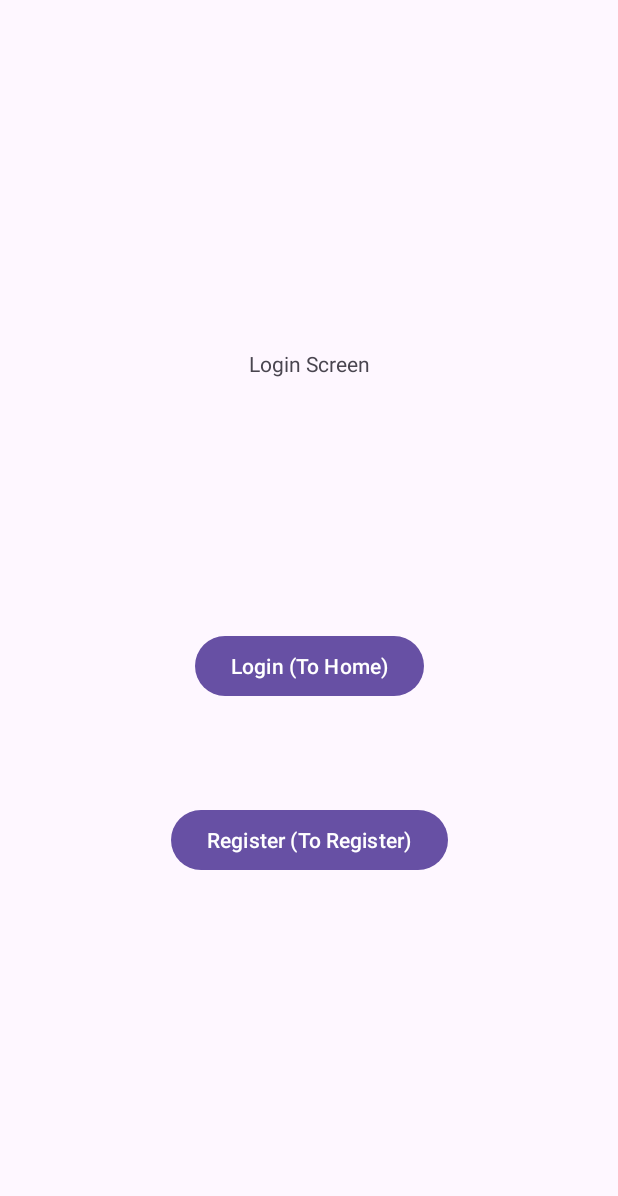
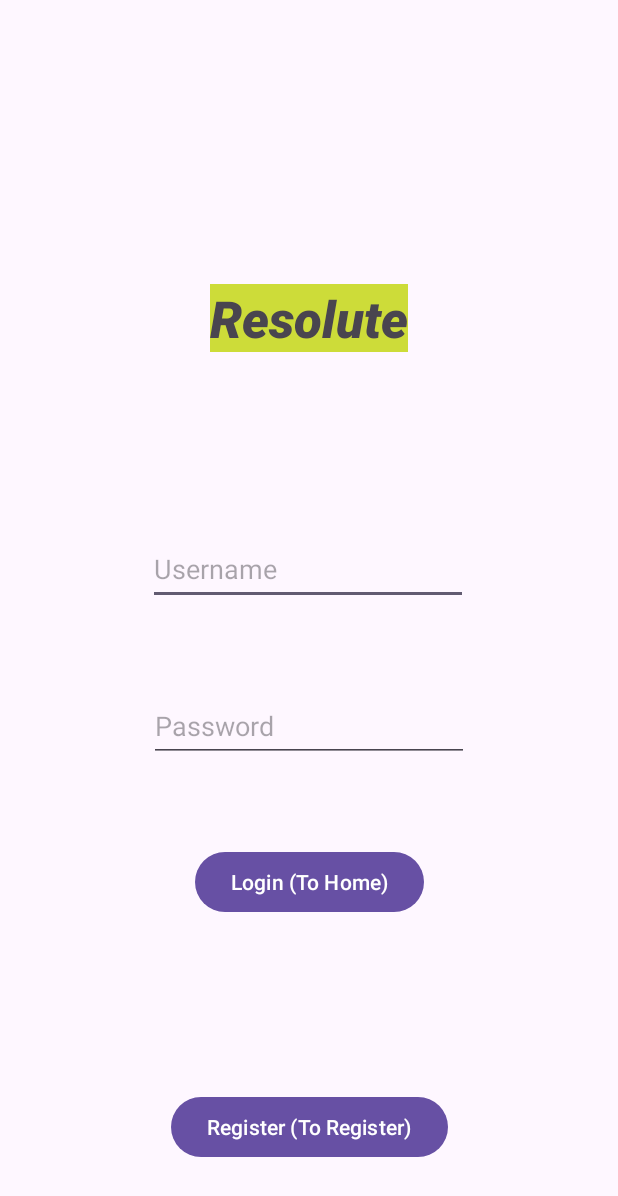
Before and after one commit to COSC481W-2024Winter/ResoluteApp, an Android app: the screen it shows after launch (MainActivity), on a phone screen of 412 x 824 dp. Shown: the top 1196 px of the screen. Run offline under Robolectric (Android 15) with nearby library versions, the phone set to English and light mode, and no system bars; our stand-ins replace navigation-ui.

Commit message:
feat: Add username/password entry
This commit added the "login_username_entry" and "login_password_entry" elements to the fragment_login.xml, and added getText() functionality for those textboxes in LoginFragment.java. Additionally, the login screen's UI was redesigned a bit to show the app's name, and to space textboxes and buttons appropriately.

Additionally, two Toast messages displaying the entered Username and Password were prepared, for testing.

*Updated UI: fragment_login.xml
*Added functionality: LoginFragment.java
*Testing functionality: LoginFragment.java lines 50 to 59

Addresses #10

```diff
--- a/app/src/main/java/com/example/resoluteapp/LoginFragment.java
+++ b/app/src/main/java/com/example/resoluteapp/LoginFragment.java
@@ -1,5 +1,6 @@
 package com.example.resoluteapp;
 
+import android.app.Activity;
 import android.os.Bundle;
 
 import androidx.annotation.NonNull;
@@ -9,6 +10,8 @@ import androidx.navigation.fragment.NavHostFragment;
 import android.view.LayoutInflater;
 import android.view.View;
 import android.view.ViewGroup;
+import android.widget.EditText;
+import android.widget.Toast;
 
 import com.example.resoluteapp.databinding.FragmentFirstBinding;
 import com.example.resoluteapp.databinding.FragmentLoginBinding;
@@ -36,6 +39,26 @@ public class LoginFragment extends Fragment {
         binding.loginButton.setOnClickListener(new View.OnClickListener() {
             @Override
             public void onClick(View view) {
+                //Username and Password EditText items
+                EditText usernameET = (EditText)getActivity().findViewById(R.id.login_username_entry);
+                EditText passwordET = (EditText)getActivity().findViewById(R.id.login_password_entry);
+
+                //Get entered username and password
+                String usernameString = usernameET.getText().toString();
+                String passwordString = passwordET.getText().toString();
+
+                //TESTING CODE START FOR COMMIT
+                int duration = Toast.LENGTH_SHORT;
+
+                Toast toast1 = Toast.makeText(getActivity().getApplicationContext(), "Username is: "+usernameString, duration);
+                toast1.show();
+
+                Toast toast2 = Toast.makeText(getActivity().getApplicationContext(), "Password is: "+passwordString, duration);
+                toast2.show();
+
+                //TESTING CODE END FOR COMMIT
+
+                //Navigate to home screen
                 NavHostFragment.findNavController(LoginFragment.this)
                         .navigate(R.id.action_loginFragment_to_homeFragment);
             }
--- a/app/src/main/res/layout/fragment_login.xml
+++ b/app/src/main/res/layout/fragment_login.xml
@@ -10,11 +10,16 @@
         android:id="@+id/login_identifier"
         android:layout_width="wrap_content"
         android:layout_height="wrap_content"
-        android:text="Login Screen"
+        android:background="#CDDC39"
+        android:fontFamily="sans-serif-black"
+        android:text="Resolute"
+        android:textSize="34sp"
+        android:textStyle="italic"
         app:layout_constraintBottom_toTopOf="@+id/login_button"
         app:layout_constraintEnd_toEndOf="parent"
         app:layout_constraintStart_toStartOf="parent"
-        app:layout_constraintTop_toTopOf="parent" />
+        app:layout_constraintTop_toTopOf="parent"
+        app:layout_constraintVertical_bias="0.275" />
 
     <Button
         android:id="@+id/login_button"
@@ -24,7 +29,8 @@
         app:layout_constraintBottom_toBottomOf="parent"
         app:layout_constraintEnd_toEndOf="parent"
         app:layout_constraintStart_toStartOf="parent"
-        app:layout_constraintTop_toTopOf="parent" />
+        app:layout_constraintTop_toTopOf="parent"
+        app:layout_constraintVertical_bias="0.702" />
 
     <Button
         android:id="@+id/to_register_button"
@@ -36,5 +42,33 @@
         app:layout_constraintEnd_toEndOf="parent"
         app:layout_constraintStart_toStartOf="parent"
         app:layout_constraintTop_toBottomOf="@+id/login_button"
-        app:layout_constraintVertical_bias="0.0" />
+        app:layout_constraintVertical_bias="0.494" />
+
+    <EditText
+        android:id="@+id/login_username_entry"
+        android:layout_width="wrap_content"
+        android:layout_height="wrap_content"
+        android:ems="10"
+        android:hint="Username"
+        android:inputType="text"
+        android:minHeight="48dp"
+        app:layout_constraintBottom_toTopOf="@+id/login_button"
+        app:layout_constraintEnd_toEndOf="parent"
+        app:layout_constraintHorizontal_bias="0.497"
+        app:layout_constraintStart_toStartOf="parent"
+        app:layout_constraintTop_toTopOf="parent"
+        app:layout_constraintVertical_bias="0.645" />
+
+    <EditText
+        android:id="@+id/login_password_entry"
+        android:layout_width="wrap_content"
+        android:layout_height="wrap_content"
+        android:ems="10"
+        android:hint="Password"
+        android:inputType="textPassword"
+        android:minHeight="48dp"
+        app:layout_constraintBottom_toTopOf="@+id/login_button"
+        app:layout_constraintEnd_toEndOf="parent"
+        app:layout_constraintStart_toStartOf="parent"
+        app:layout_constraintTop_toBottomOf="@+id/login_username_entry" />
 </androidx.constraintlayout.widget.ConstraintLayout>
```
